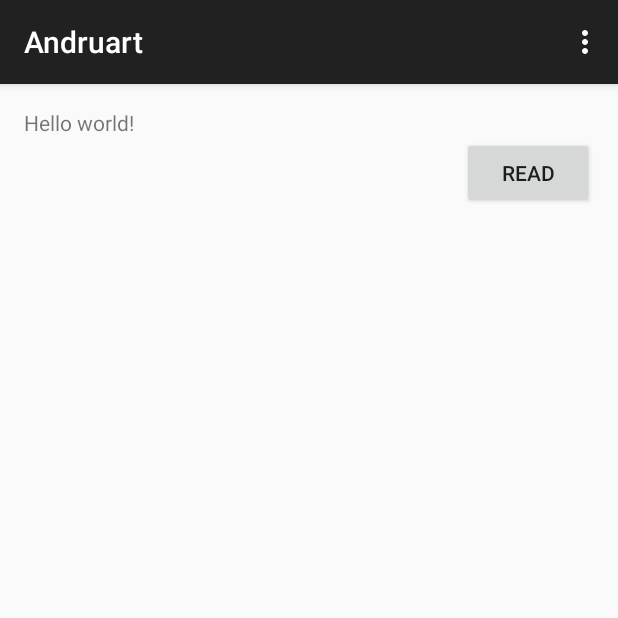
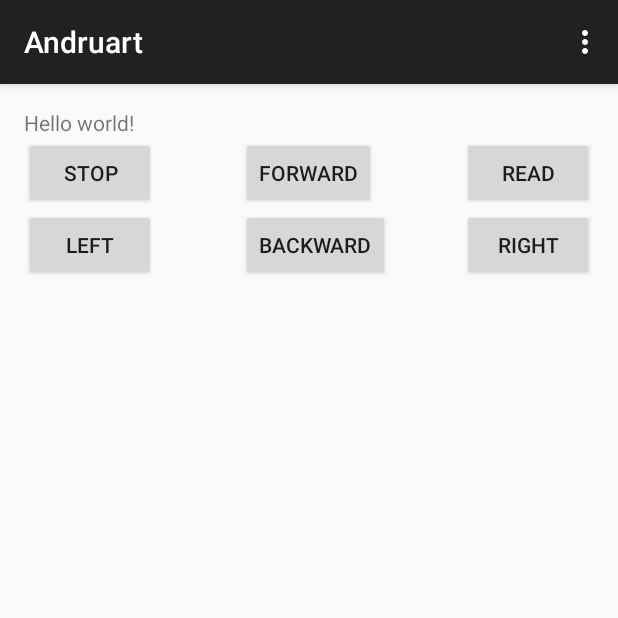
Before and after one commit to esmanchik/androbot, an Android app: the screen it shows after launch (MainActivity), on a phone screen of 412 x 824 dp, the top half of it. Run offline under Robolectric (Android 15) with nearby library versions, the phone set to English and light mode, and no system bars.

Commit message:
Added chassis movement controls

```diff
--- a/Andruart/app/src/main/res/layout/activity_main.xml
+++ b/Andruart/app/src/main/res/layout/activity_main.xml
@@ -3,7 +3,8 @@
     android:layout_height="match_parent" android:paddingLeft="@dimen/activity_horizontal_margin"
     android:paddingRight="@dimen/activity_horizontal_margin"
     android:paddingTop="@dimen/activity_vertical_margin"
-    android:paddingBottom="@dimen/activity_vertical_margin" tools:context=".MainActivity">
+    android:paddingBottom="@dimen/activity_vertical_margin" tools:context=".MainActivity"
+    >
 
     <TextView android:text="@string/hello_world" android:layout_width="wrap_content"
         android:layout_height="wrap_content"
@@ -14,8 +15,54 @@
         android:layout_height="wrap_content"
         android:text="@string/read"
         android:id="@+id/button"
+        android:onClick="read"
         android:layout_below="@+id/textView"
+        android:layout_alignParentEnd="true" />
+
+    <Button
+        android:layout_width="wrap_content"
+        android:layout_height="wrap_content"
+        android:text="@string/move_forward"
+        android:id="@+id/forwardButton"
+        android:onClick="forward"
+        android:layout_alignTop="@+id/button"
+        android:layout_centerHorizontal="true" />
+
+    <Button
+        android:layout_width="wrap_content"
+        android:layout_height="wrap_content"
+        android:text="@string/stop"
+        android:id="@+id/stopButton"
+        android:onClick="stop"
+        android:layout_above="@+id/backwardButton"
+        android:layout_alignParentStart="true" />
+
+    <Button
+        android:layout_width="wrap_content"
+        android:layout_height="wrap_content"
+        android:text="@string/move_backward"
+        android:id="@+id/backwardButton"
+        android:onClick="backward"
+        android:layout_below="@+id/forwardButton"
+        android:layout_alignStart="@+id/forwardButton" />
+
+    <Button
+        android:layout_width="wrap_content"
+        android:layout_height="wrap_content"
+        android:text="@string/rotate_left"
+        android:id="@+id/leftButton"
+        android:layout_alignBottom="@+id/backwardButton"
+        android:layout_alignParentStart="true"
+        android:onClick="left" />
+
+    <Button
+        android:layout_width="wrap_content"
+        android:layout_height="wrap_content"
+        android:text="@string/rotate_right"
+        android:id="@+id/rightButton"
+        android:layout_alignBottom="@+id/backwardButton"
         android:layout_alignParentEnd="true"
-        android:onClick="read" />
+        android:onClick="right"
+        android:singleLine="false" />
 
 </RelativeLayout>
--- a/Andruart/app/src/main/res/values/strings.xml
+++ b/Andruart/app/src/main/res/values/strings.xml
@@ -5,6 +5,11 @@
     <string name="hello_world">Hello world!</string>
     <string name="action_settings">Settings</string>
     <string name="read">Read</string>
+    <string name="stop">Stop</string>
+    <string name="move_forward">Forward</string>
+    <string name="move_backward">Backward</string>
+    <string name="rotate_left">Left</string>
+    <string name="rotate_right">Right</string>
     <string name="no_device_found">No USB to UART device found</string>
     <string name="all_is_fine">Everything is OK</string>
     <string name="connect_failed">Failed to connect to driver</string>
```
Also changed, not shown: Andruart/app/src/main/java/bots/andruart/MainActivity.java (+37 -5 lines).
